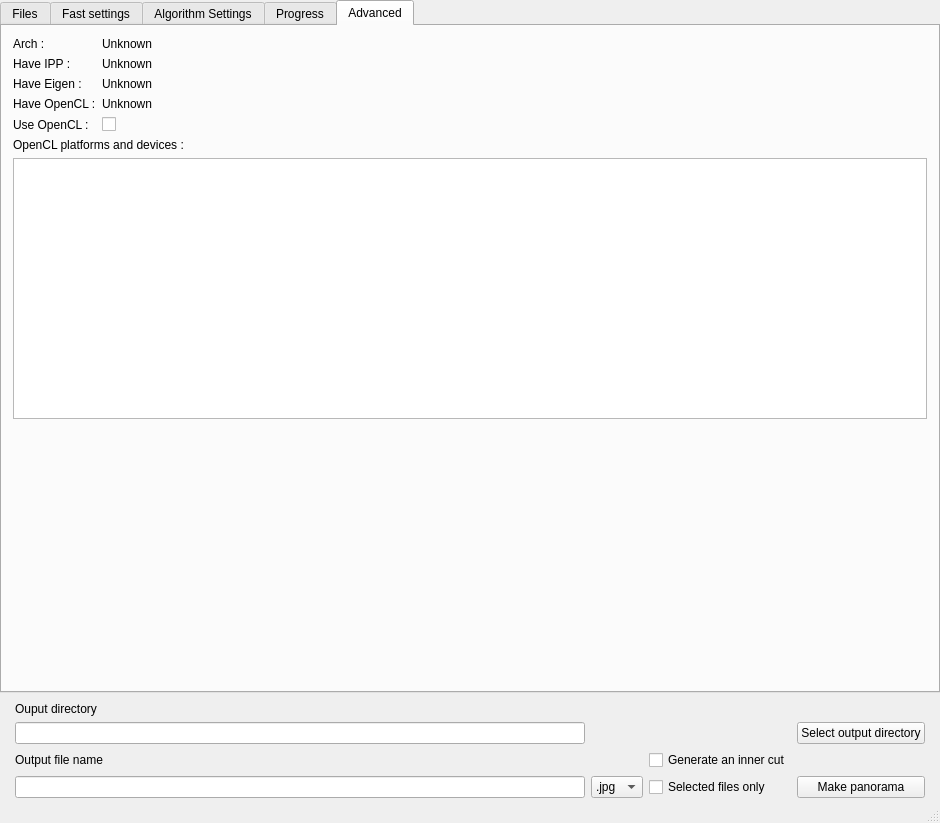
Before: the Qt Designer form src/mainwindow.ui in qchateau/AutoPanorama, drawn with Qt 5.
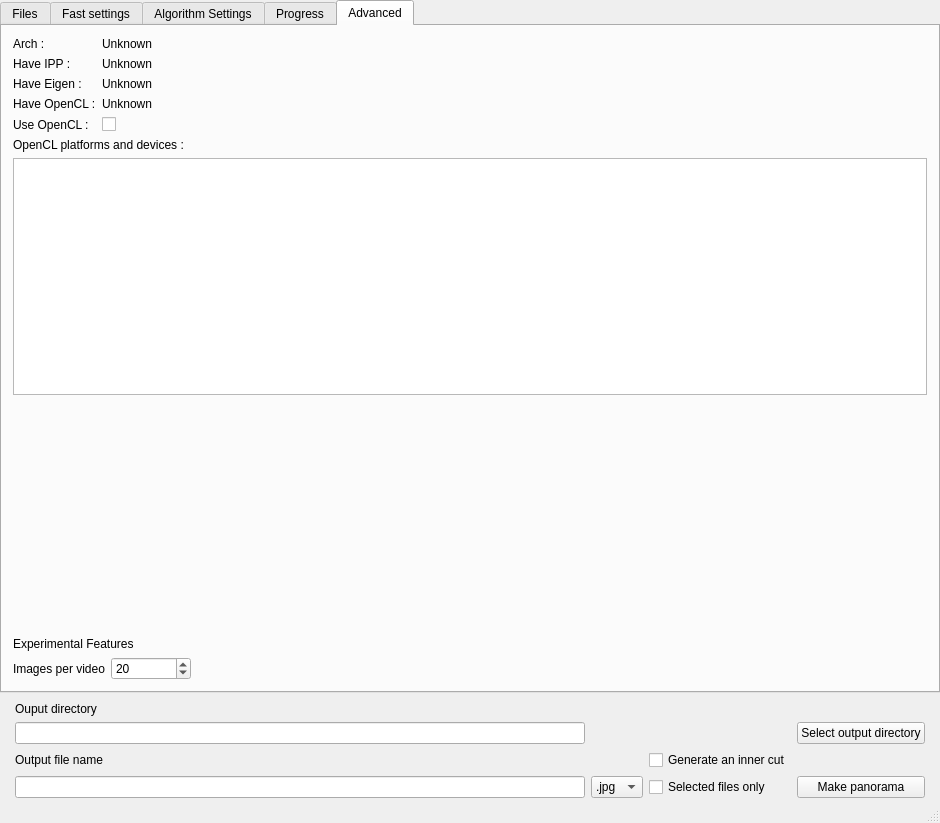
After: the same form once the commit is applied. The open tabs and pages were chosen to show the change. Icons and pictures are not drawn. Custom widgets are drawn as their Qt base class.

Commit message: Added images per video to UI

```diff
--- a/src/mainwindow.ui
+++ b/src/mainwindow.ui
@@ -1321,6 +1321,56 @@
           </property>
          </spacer>
         </item>
+        <item>
+         <widget class="QLabel" name="experimental_feadtures_label">
+          <property name="text">
+           <string>Experimental Features</string>
+          </property>
+         </widget>
+        </item>
+        <item>
+         <layout class="QGridLayout" name="gridLayout_6">
+          <item row="0" column="0">
+           <widget class="QLabel" name="images_per_video_label">
+            <property name="text">
+             <string>Images per video</string>
+            </property>
+           </widget>
+          </item>
+          <item row="0" column="1">
+           <widget class="QSpinBox" name="images_per_videos_spinbox">
+            <property name="minimumSize">
+             <size>
+              <width>80</width>
+              <height>0</height>
+             </size>
+            </property>
+            <property name="minimum">
+             <number>1</number>
+            </property>
+            <property name="maximum">
+             <number>100</number>
+            </property>
+            <property name="value">
+             <number>20</number>
+            </property>
+           </widget>
+          </item>
+          <item row="0" column="2">
+           <spacer name="horizontalSpacer_7">
+            <property name="orientation">
+             <enum>Qt::Horizontal</enum>
+            </property>
+            <property name="sizeHint" stdset="0">
+             <size>
+              <width>40</width>
+              <height>20</height>
+             </size>
+            </property>
+           </spacer>
+          </item>
+         </layout>
+        </item>
        </layout>
       </widget>
      </widget>
```
The commit also changes 3 other files.
